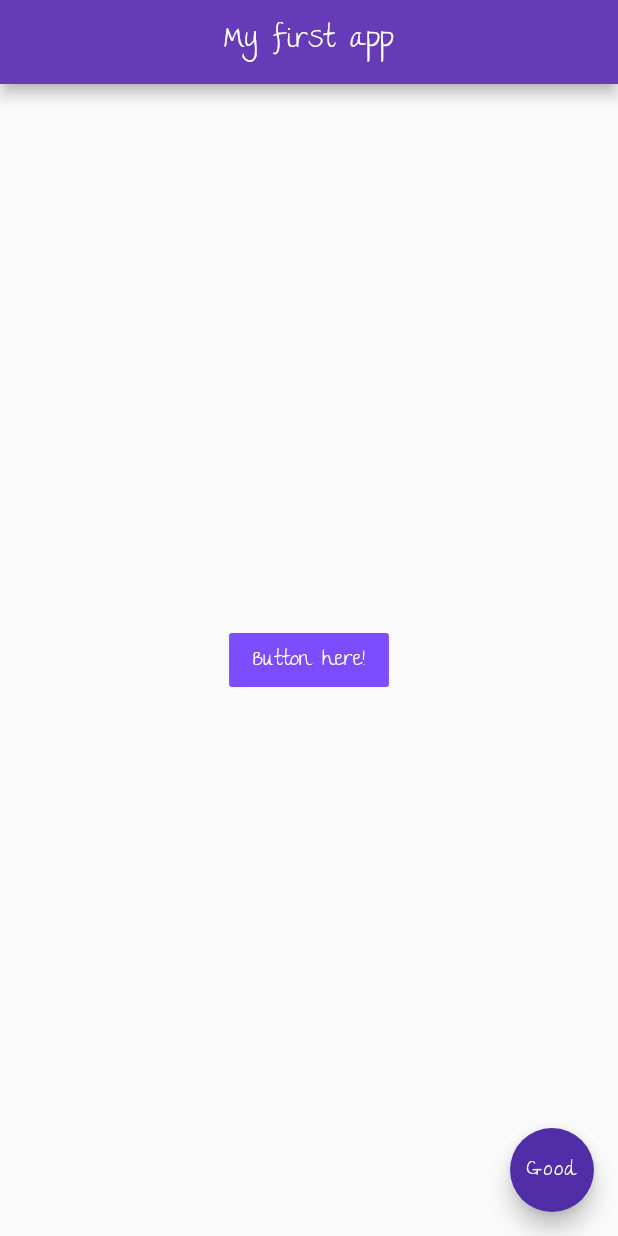
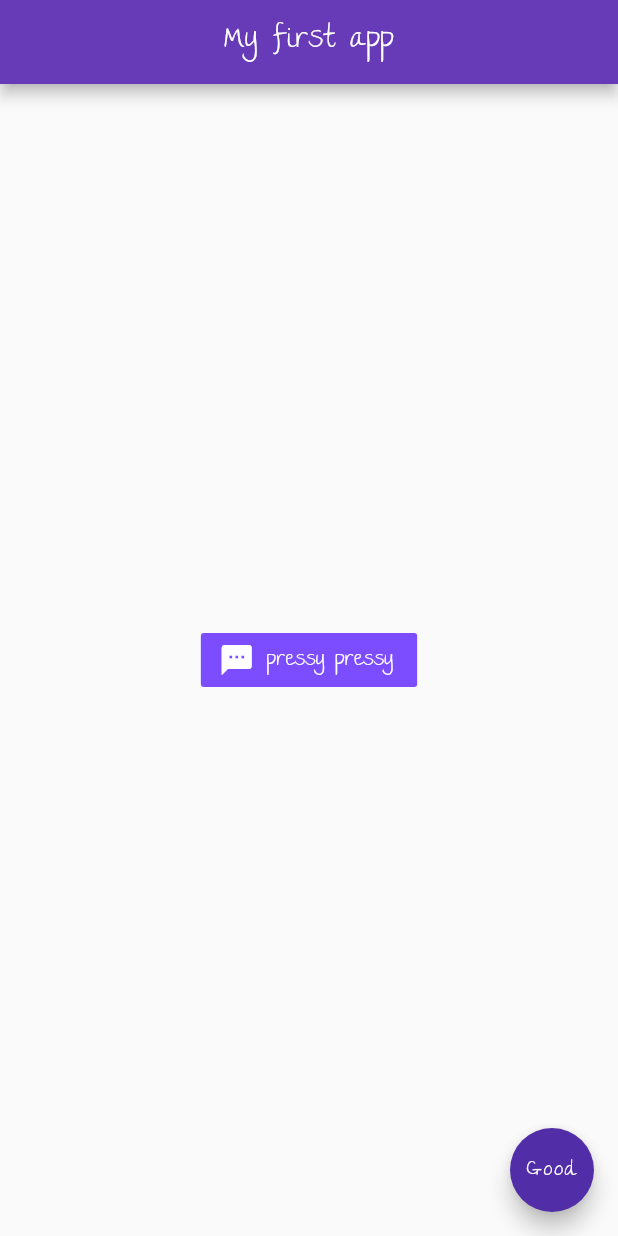
Before and after one commit to DandDevy/flutter_apps, a Flutter app: the screen it shows after launch, on a phone screen of 412 x 824 dp. Run offline on Flutter 3.47's test engine with Material 2 defaults, Android fonts, the phone set to English and light mode, and no system bars.

Commit message:
added icon to button

```diff
--- a/lib/main.dart
+++ b/lib/main.dart
@@ -15,9 +15,12 @@ class Home extends StatelessWidget {
         backgroundColor: Colors.deepPurple,
       ),
       body: Center(
-        child: FlatButton(
+        child: FlatButton.icon(
           onPressed: printMessage,
-          child: Text("Button here!"),
+         icon: Icon(
+           Icons.textsms
+         ),
+          label: Text("pressy pressy"),
           color: Colors.deepPurpleAccent,
           textColor: Colors.white,
         ),
```
